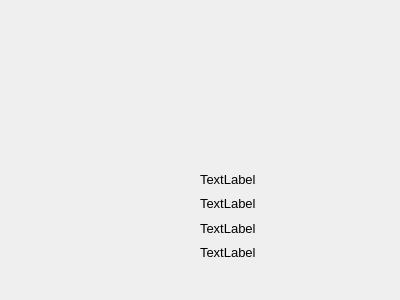
This is src/AboutDialog.ui in soramimi/Guitar as Qt 5 draws it before an edit. The edited form follows.
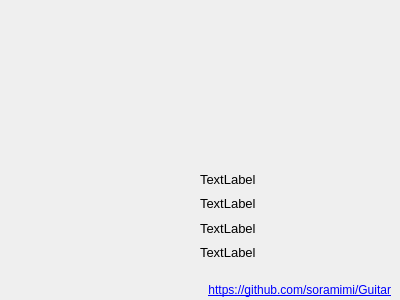
This is the edited form.

Commit message: AboutダイアログからGitHubのページを開けるようにした

The edit to the form file:
```diff
--- a/src/AboutDialog.ui
+++ b/src/AboutDialog.ui
@@ -73,6 +73,25 @@
     </item>
    </layout>
   </widget>
+  <widget class="QLabel" name="label">
+   <property name="geometry">
+    <rect>
+     <x>20</x>
+     <y>280</y>
+     <width>371</width>
+     <height>20</height>
+    </rect>
+   </property>
+   <property name="text">
+    <string>&lt;a href=&quot;https://github.com/soramimi/Guitar&quot;&gt;https://github.com/soramimi/Guitar&lt;/a&gt;</string>
+   </property>
+   <property name="alignment">
+    <set>Qt::AlignRight|Qt::AlignTrailing|Qt::AlignVCenter</set>
+   </property>
+   <property name="openExternalLinks">
+    <bool>true</bool>
+   </property>
+  </widget>
  </widget>
  <resources/>
  <connections/>
```
